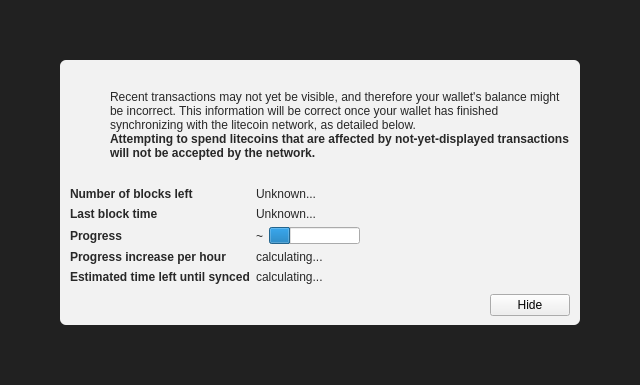
First picture: the form in src/qt/forms/modaloverlay.ui, repository PantsCoin/PantsCoin, before the edit.
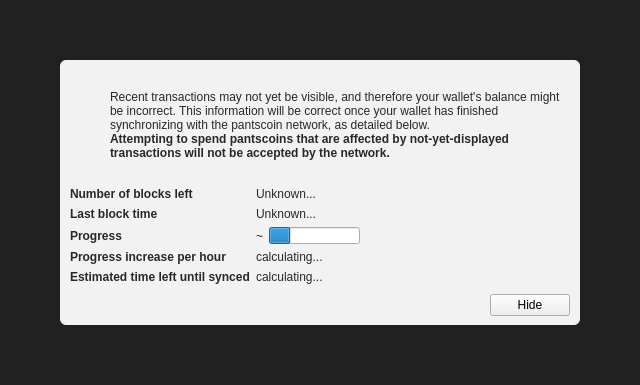
Second picture: the form after the edit. Icons and pictures are not drawn. Custom widgets are drawn as their Qt base class.

```diff
--- a/src/qt/forms/modaloverlay.ui
+++ b/src/qt/forms/modaloverlay.ui
@@ -130,7 +130,7 @@
              <item>
               <widget class="QLabel" name="infoText">
                <property name="text">
-                <string>Recent transactions may not yet be visible, and therefore your wallet's balance might be incorrect. This information will be correct once your wallet has finished synchronizing with the litecoin network, as detailed below.</string>
+                <string>Recent transactions may not yet be visible, and therefore your wallet's balance might be incorrect. This information will be correct once your wallet has finished synchronizing with the pantscoin network, as detailed below.</string>
                </property>
                <property name="textFormat">
                 <enum>Qt::RichText</enum>
@@ -149,7 +149,7 @@
                 </font>
                </property>
                <property name="text">
-                <string>Attempting to spend litecoins that are affected by not-yet-displayed transactions will not be accepted by the network.</string>
+                <string>Attempting to spend pantscoins that are affected by not-yet-displayed transactions will not be accepted by the network.</string>
                </property>
                <property name="textFormat">
                 <enum>Qt::RichText</enum>
```
